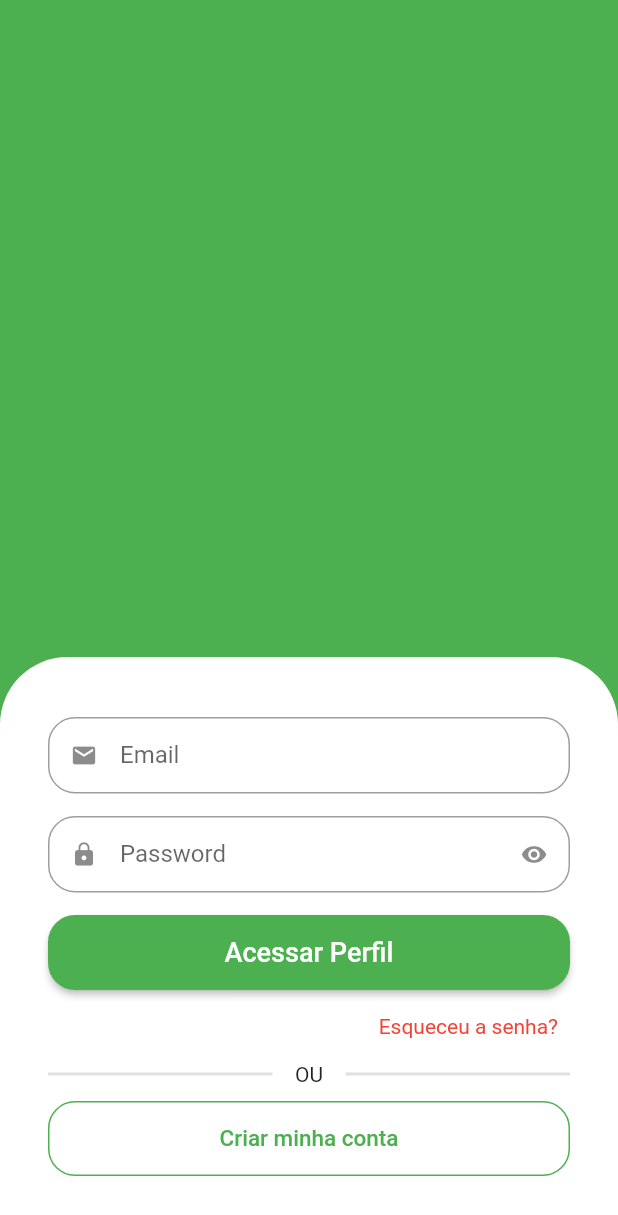
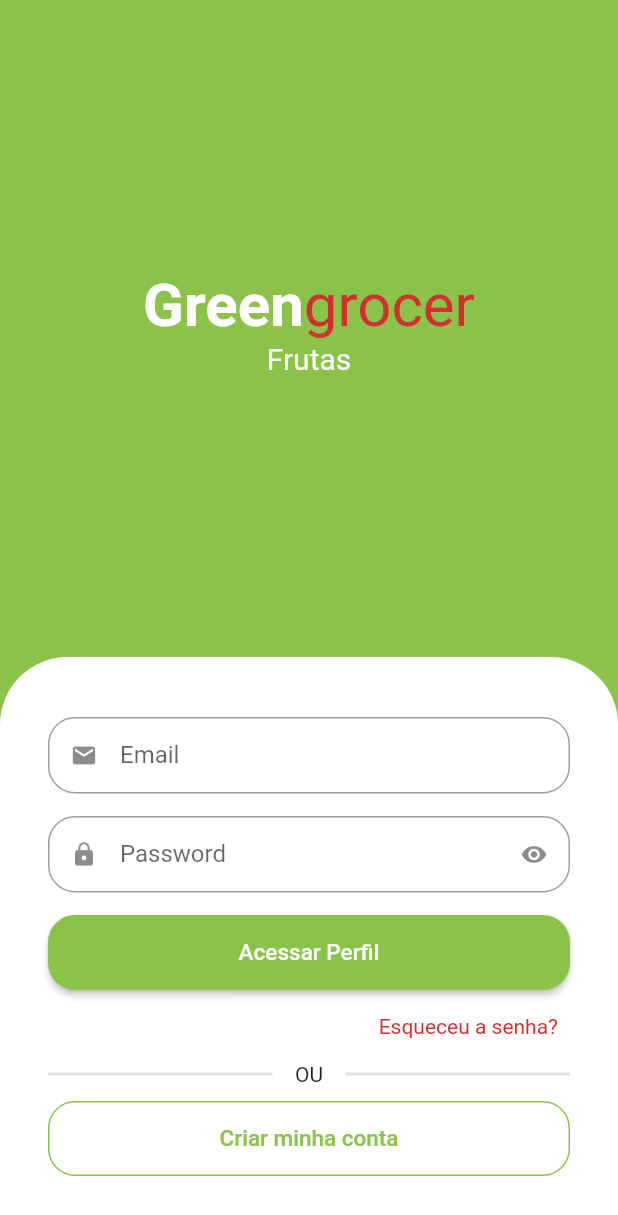
Before and after one commit to glesiosantos/greengrocer, a Flutter app: the screen it shows after launch, on a phone screen of 412 x 824 dp. Shown: the top 1215 px of the screen. Run offline on Flutter 3.47's test engine with Material 2 defaults, Android fonts, the phone set to English and light mode, and no system bars; drawn by our look-alikes of animated_text_kit.

Commit message:
customizando as cores do app e corrigindo bugs de tela

```diff
--- a/lib/main.dart
+++ b/lib/main.dart
@@ -1,4 +1,5 @@
 import 'package:flutter/material.dart';
+import 'package:greengrocer/src/config/custom_colors.dart';
 
 import 'src/auth/sign_in_screen.dart';
 
@@ -14,7 +15,7 @@ class MyApp extends StatelessWidget {
       title: 'Flutter Demo',
       debugShowCheckedModeBanner: false,
       theme: ThemeData(
-        primarySwatch: Colors.green,
+        primarySwatch: CustomColors.customSwatchColor,
       ),
       home: const SignInScreen(),
     );
--- a/lib/src/auth/sign_in_screen.dart
+++ b/lib/src/auth/sign_in_screen.dart
@@ -3,6 +3,9 @@ import 'package:greengrocer/src/custom/custom_button_outlined.dart';
 import 'package:greengrocer/src/custom/custom_elevated_button.dart';
 import 'package:greengrocer/src/custom/custom_row_divider.dart';
 import 'package:greengrocer/src/custom/custom_text_field_form.dart';
+import 'package:animated_text_kit/animated_text_kit.dart';
+
+import '../config/custom_colors.dart';
 
 class SignInScreen extends StatelessWidget {
   const SignInScreen({super.key});
@@ -10,19 +13,62 @@ class SignInScreen extends StatelessWidget {
   @override
   Widget build(BuildContext context) {
     return Scaffold(
-      backgroundColor: Colors.green,
-      body: Column(
+      backgroundColor: CustomColors.customSwatchColor,
+      body: SingleChildScrollView(
+        child: SizedBox(
+          height: MediaQuery.of(context).size.height,
+          width: MediaQuery.of(context).size.width,
+          child: Column(
             children: [
               Expanded(
-            child: Container(
-              color: Colors.green,
+                child: Column(
+                  mainAxisAlignment: MainAxisAlignment.center,
+                  children: [
+                    Text.rich(
+                      TextSpan(style: const TextStyle(fontSize: 40), children: [
+                        const TextSpan(
+                            text: 'Green',
+                            style: TextStyle(
+                              color: Colors.white,
+                              fontWeight: FontWeight.bold,
+                            )),
+                        TextSpan(
+                          text: 'grocer',
+                          style: TextStyle(
+                            color: CustomColors.customContrastColor,
+                            fontWeight: FontWeight.normal,
+                          ),
+                        ),
+                      ]),
+                    ),
+                    DefaultTextStyle(
+                      style: const TextStyle(fontSize: 20),
+                      child: SizedBox(
+                        height: 30,
+                        child: AnimatedTextKit(
+                          repeatForever: true,
+                          pause: Duration.zero,
+                          animatedTexts: [
+                            FadeAnimatedText('Frutas'),
+                            FadeAnimatedText('Verduras'),
+                            FadeAnimatedText('Legumes'),
+                            FadeAnimatedText('Carnes'),
+                            FadeAnimatedText('Cereais'),
+                            FadeAnimatedText('Laticíneos'),
+                          ],
+                        ),
+                      ),
+                    )
+                  ],
                 ),
               ),
               Container(
-            padding: const EdgeInsets.symmetric(horizontal: 32, vertical: 40),
+                padding:
+                    const EdgeInsets.symmetric(horizontal: 32, vertical: 40),
                 decoration: const BoxDecoration(
                     color: Colors.white,
-                borderRadius: BorderRadius.vertical(top: Radius.circular(45))),
+                    borderRadius:
+                        BorderRadius.vertical(top: Radius.circular(45))),
                 child: Column(
                   crossAxisAlignment: CrossAxisAlignment.stretch,
                   children: [
@@ -38,10 +84,11 @@ class SignInScreen extends StatelessWidget {
                       alignment: Alignment.centerRight,
                       child: TextButton(
                         onPressed: () {},
-                    child: const Text(
+                        child: Text(
                           'Esqueceu a senha?',
                           style: TextStyle(
-                          color: Colors.red, fontWeight: FontWeight.normal),
+                              color: CustomColors.customContrastColor,
+                              fontWeight: FontWeight.normal),
                         ),
                       ),
                     ),
@@ -52,6 +99,8 @@ class SignInScreen extends StatelessWidget {
               )
             ],
           ),
+        ),
+      ),
     );
   }
 }
--- /dev/null
+++ b/lib/src/config/custom_colors.dart
@@ -0,0 +1,20 @@
+import 'package:flutter/material.dart';
+
+Map<int, Color> _swatchOpacity = {
+  50: const Color.fromRGBO(139, 195, 74, .1),
+  100: const Color.fromRGBO(139, 195, 74, .2),
+  200: const Color.fromRGBO(139, 195, 74, .3),
+  300: const Color.fromRGBO(139, 195, 74, .4),
+  400: const Color.fromRGBO(139, 195, 74, .5),
+  500: const Color.fromRGBO(139, 195, 74, .6),
+  600: const Color.fromRGBO(139, 195, 74, .7),
+  700: const Color.fromRGBO(139, 195, 74, .8),
+  800: const Color.fromRGBO(139, 195, 74, .9),
+  900: const Color.fromRGBO(139, 195, 74, 1)
+};
+
+abstract class CustomColors {
+  static Color customContrastColor = Colors.red.shade700;
+  static MaterialColor customSwatchColor =
+      MaterialColor(0xFF8BC34A, _swatchOpacity);
+}
--- a/lib/src/custom/custom_button_outlined.dart
+++ b/lib/src/custom/custom_button_outlined.dart
@@ -1,4 +1,5 @@
 import 'package:flutter/material.dart';
+import 'package:greengrocer/src/config/custom_colors.dart';
 
 class CustomButtonOutlined extends StatelessWidget {
   final String textButton;
@@ -10,7 +11,10 @@ class CustomButtonOutlined extends StatelessWidget {
       height: 50,
       child: OutlinedButton(
           style: OutlinedButton.styleFrom(
-              side: const BorderSide(width: 1, color: Colors.green),
+              side: BorderSide(
+                width: 1,
+                color: CustomColors.customSwatchColor,
+              ),
               shape: RoundedRectangleBorder(
                   borderRadius: BorderRadius.circular(18))),
           onPressed: () {},
--- a/lib/src/custom/custom_elevated_button.dart
+++ b/lib/src/custom/custom_elevated_button.dart
@@ -15,7 +15,7 @@ class CustomElevetadButton extends StatelessWidget {
         onPressed: () {},
         child: Text(
           textButton,
-          style: const TextStyle(fontSize: 18),
+          style: const TextStyle(fontSize: 15, color: Colors.white),
         ),
       ),
     );
--- a/pubspec.yaml
+++ b/pubspec.yaml
@@ -35,6 +35,7 @@ dependencies:
   # The following adds the Cupertino Icons font to your application.
   # Use with the CupertinoIcons class for iOS style icons.
   cupertino_icons: ^1.0.2
+  animated_text_kit: ^4.2.2
 
 dev_dependencies:
   flutter_test:
```
Also changed, not shown: pubspec.lock. Lines whose indentation alone changed are shown as unchanged.
